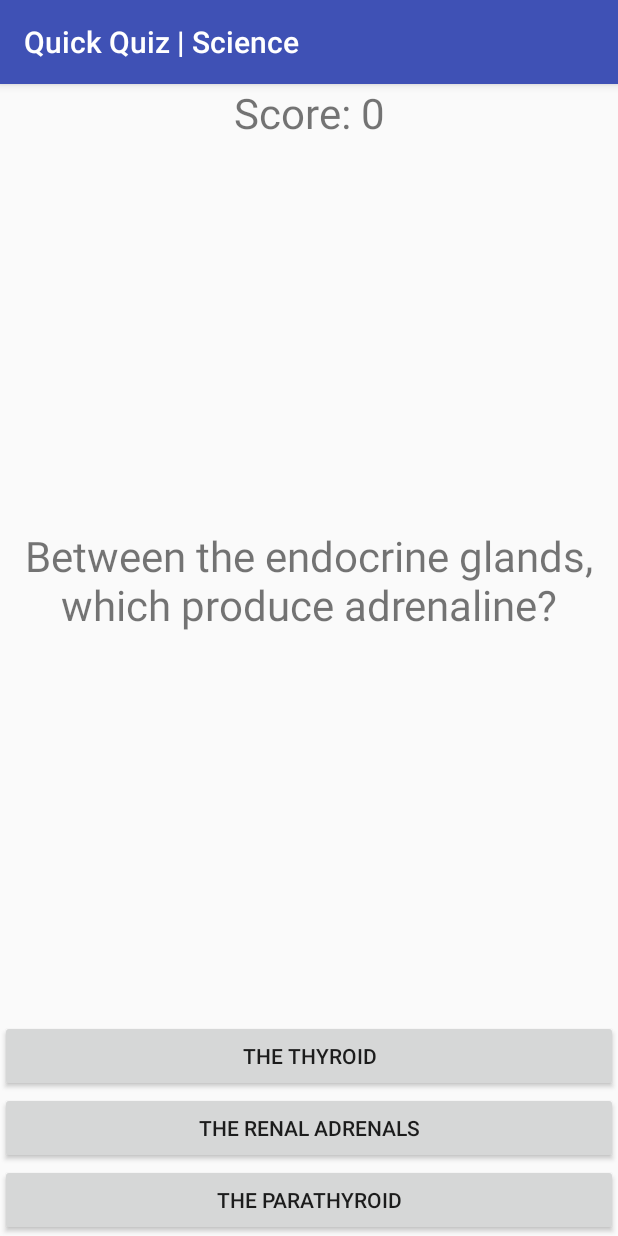
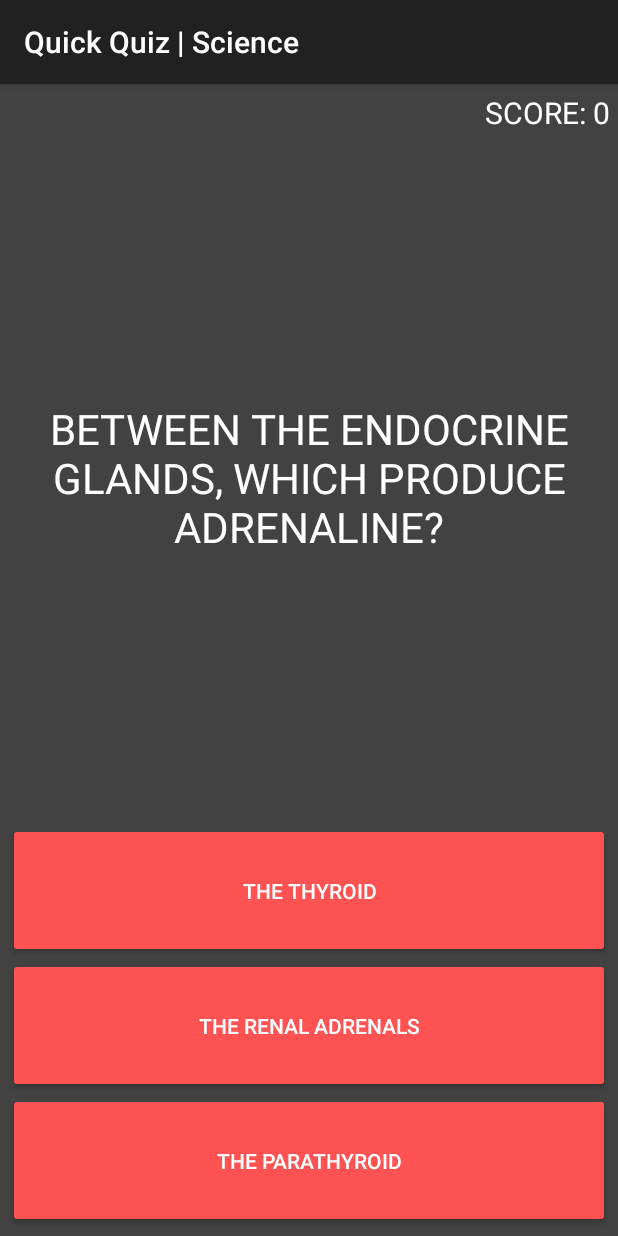
Before and after one commit to luisbalmant/QuickQuizScience, an Android app: the screen it shows after launch (MainActivity), on a phone screen of 412 x 824 dp. Run offline under Robolectric (Android 15) with nearby library versions, the phone set to English and light mode, and no system bars.

Commit message:
Layout completed

```diff
--- a/app/src/main/res/layout/activity_main.xml
+++ b/app/src/main/res/layout/activity_main.xml
@@ -1,46 +1,57 @@
 <?xml version="1.0" encoding="utf-8"?>
-<RelativeLayout
-    xmlns:android="http://schemas.android.com/apk/res/android"
+<RelativeLayout xmlns:android="http://schemas.android.com/apk/res/android"
     xmlns:app="http://schemas.android.com/apk/res-auto"
     xmlns:tools="http://schemas.android.com/tools"
     android:layout_width="match_parent"
     android:layout_height="match_parent"
+    android:background="#424242"
+    android:padding="5dp"
     tools:context="com.example.luisbalmant.quickquizscience.MainActivity">
 
 
     <Button
         android:id="@+id/answer3"
+        style="@style/Widget.AppCompat.Button.Colored"
         android:layout_width="match_parent"
-        android:layout_height="wrap_content"
+        android:layout_height="90dp"
+
         android:layout_alignParentBottom="true"
-        android:layout_centerHorizontal="true"
+        android:layout_alignParentLeft="true"
+        android:layout_alignParentStart="true"
         android:text="Button" />
 
     <Button
         android:id="@+id/answer2"
+        style="@style/Widget.AppCompat.Button.Colored"
         android:layout_width="match_parent"
-        android:layout_height="wrap_content"
+        android:layout_height="90dp"
         android:layout_above="@+id/answer3"
-        android:layout_centerHorizontal="true"
+        android:layout_alignParentLeft="true"
+        android:layout_alignParentStart="true"
+        android:elevation="0dp"
         android:text="Button" />
 
     <Button
         android:id="@+id/answer1"
+        style="@style/Widget.AppCompat.Button.Colored"
         android:layout_width="match_parent"
-        android:layout_height="wrap_content"
+        android:layout_height="90dp"
         android:layout_above="@+id/answer2"
         android:layout_centerHorizontal="true"
+        android:elevation="0dp"
         android:text="Button" />
 
     <TextView
         android:id="@+id/score"
         android:layout_width="match_parent"
         android:layout_height="wrap_content"
-        android:gravity="center"
-        android:textSize="28sp"
         android:layout_alignParentTop="true"
         android:layout_centerHorizontal="true"
-        android:text="TextView" />
+        android:gravity="right"
+        android:text="TextView"
+        android:textAllCaps="true"
+        android:textColor="#ffffff"
+        android:textSize="20sp" />
 
     <TextView
         android:id="@+id/question"
@@ -51,5 +62,7 @@
         android:layout_centerHorizontal="true"
         android:gravity="center"
         android:text="TextView"
+        android:textAllCaps="true"
+        android:textColor="#ffffff"
         android:textSize="28sp" />
 </RelativeLayout>
--- a/app/src/main/res/values/colors.xml
+++ b/app/src/main/res/values/colors.xml
@@ -1,6 +1,6 @@
 <?xml version="1.0" encoding="utf-8"?>
 <resources>
-    <color name="colorPrimary">#3F51B5</color>
-    <color name="colorPrimaryDark">#303F9F</color>
-    <color name="colorAccent">#FF4081</color>
+    <color name="colorPrimary">#212121</color>
+    <color name="colorPrimaryDark">#616161</color>
+    <color name="colorAccent">#ff5252</color>
 </resources>
```
Also changed, not shown: app/src/main/java/com/example/luisbalmant/quickquizscience/MainActivity.java (+6 -6 lines).
